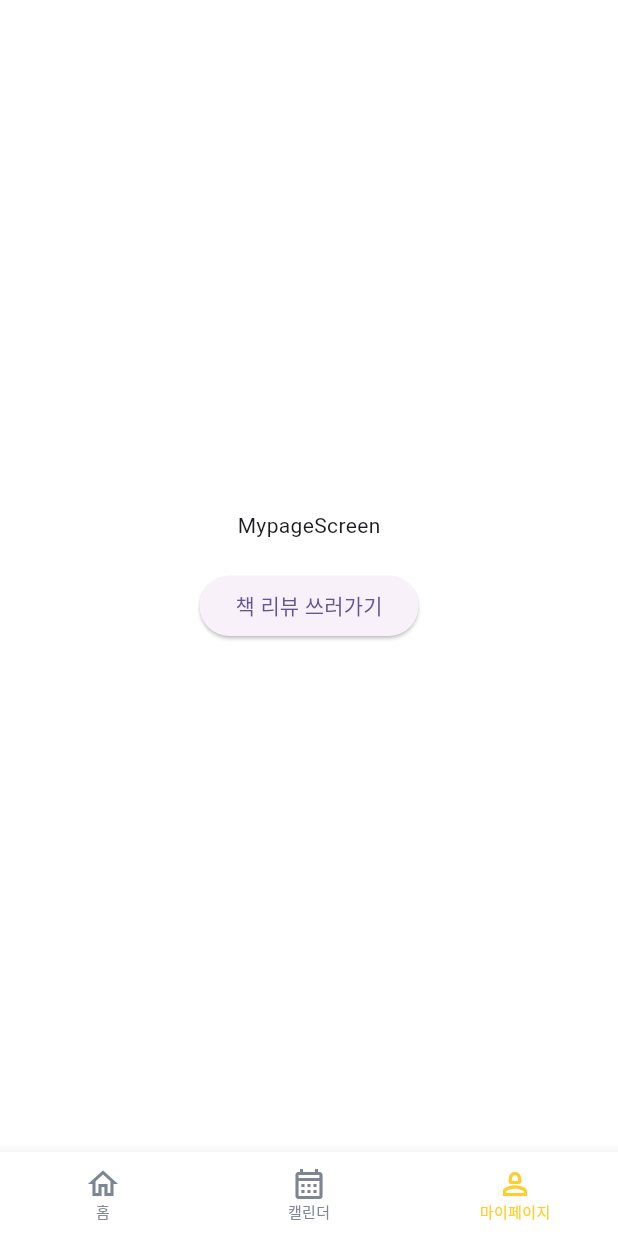
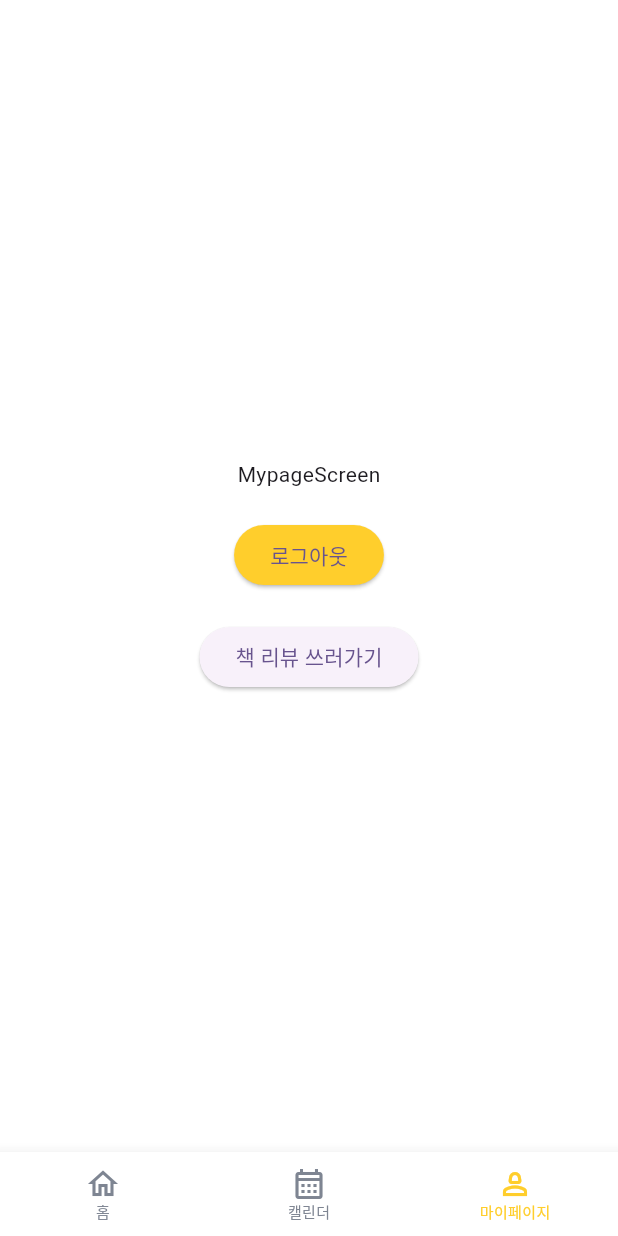
Before and after one commit to iOS7thBookReaders/BooksRoom, a Flutter app: the screen it shows once a user with an empty profile is signed in, item 3 of the bottom bar chosen, on a phone screen of 412 x 824 dp. Run offline on Flutter 3.47's test engine with Material 3 defaults, Android fonts, the phone set to English and light mode, and no system bars; our stand-ins replace cloud_firestore, firebase_auth, firebase_core; accounts and stored records are empty; network calls fail.

Commit message:
Feat: 로그아웃 기능 추가

```diff
--- a/lib/mypage_screen.dart
+++ b/lib/mypage_screen.dart
@@ -1,6 +1,10 @@
 // ignore_for_file: avoid_print
 
 import 'package:flutter/material.dart';
+import 'package:books_room/services/auth_service.dart';
+import 'package:books_room/login_screen.dart';
+import 'package:books_room/color.dart';
+
 // 임시 임포트
 import 'package:books_room/screens/review_screen.dart';
 import 'package:books_room/services/review_firebase_service.dart';
@@ -11,7 +15,8 @@ class MypageScreen extends StatelessWidget {
   @override
   Widget build(BuildContext context) {
     // Firebase 서비스 인스턴스 생성
-    final reviewFirebaseService = ReviewFirebaseService();
+    final reviewFirebaseService = ReviewFirebaseService(); // 리뷰화면을 위한 임시 코드
+    final authService = AuthService(); // 로그아웃을 위한 인스턴스
 
     return Scaffold(
       backgroundColor: Colors.white,
@@ -21,6 +26,23 @@ class MypageScreen extends StatelessWidget {
           children: [
             Text('MypageScreen'),
             SizedBox(height: 20),
+
+            // 로그아웃 버튼
+            ElevatedButton(
+              onPressed: () async {
+                // 로그아웃 실행
+                await authService.signOut();
+
+                Navigator.pushReplacement(
+                  context,
+                  MaterialPageRoute(builder: (context) => const LoginScreen()),
+                );
+              },
+              style: ElevatedButton.styleFrom(backgroundColor: MAIN_COLOR),
+              child: const Text('로그아웃'),
+            ),
+            SizedBox(height: 20),
+
             // 임시로 리뷰 화면으로 이동하는 코드 구현 (도서정보화면 구현 후 삭제 예정)
             ElevatedButton(
               onPressed: () async {
--- a/lib/services/auth_service.dart
+++ b/lib/services/auth_service.dart
@@ -43,6 +43,7 @@ class AuthService {
   // 로그아웃
   Future<void> signOut() async {
     await _auth.signOut();
+    print('로그아웃 성공');
   }
 
   // Firebase 인증 예외 처리
```
